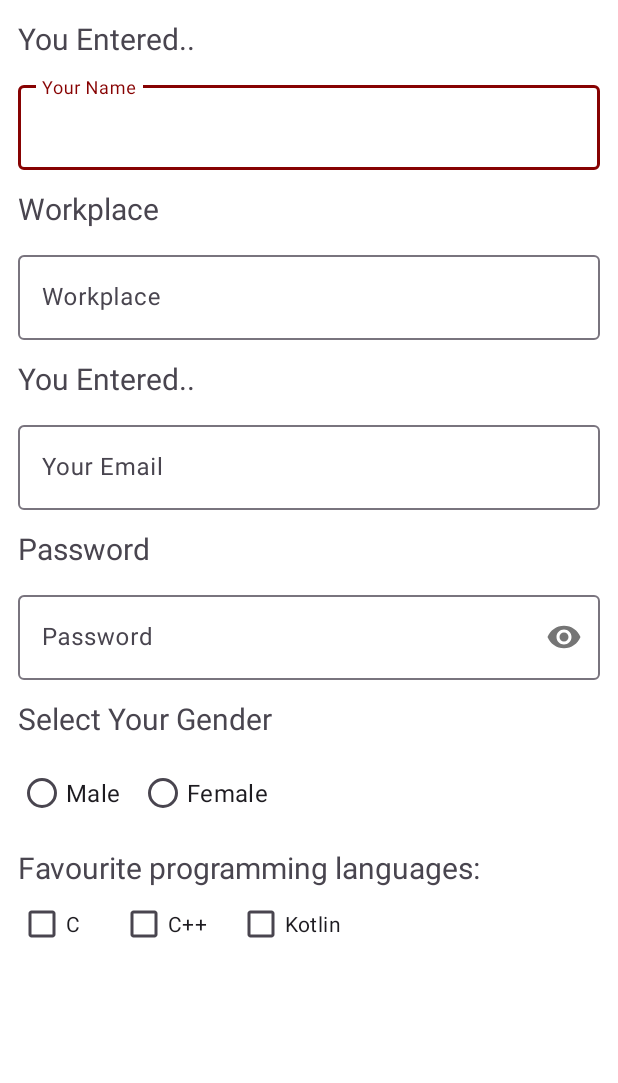
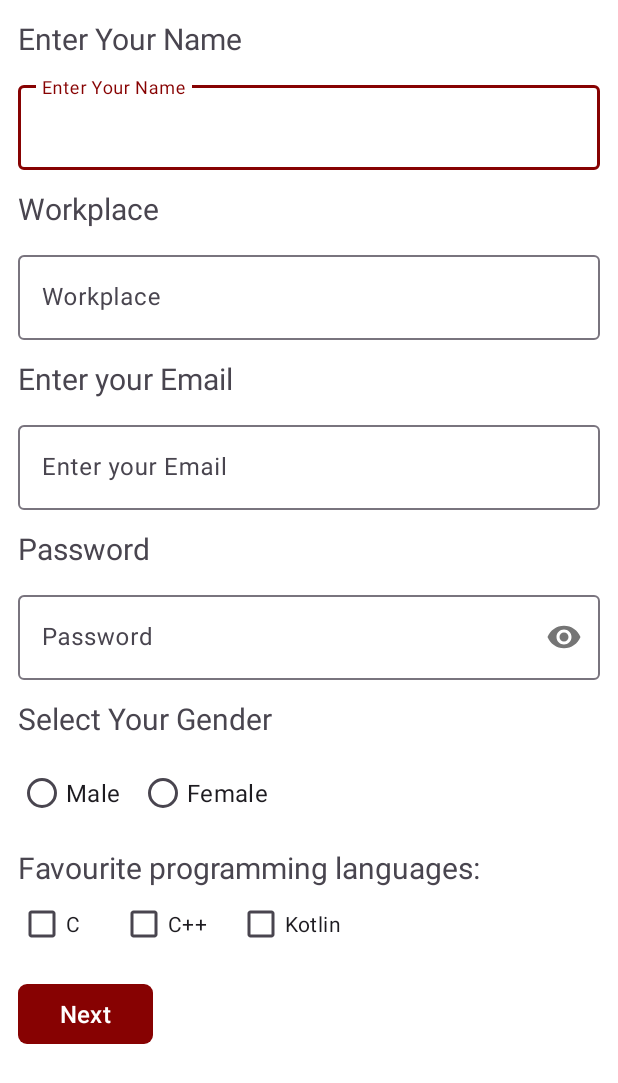
Before and after one commit to Tushukk31059/Android-10-12, an Android app: the layout activity_show_form.xml on its own in the app's theme, with its tools: preview values and no code run, on a phone screen of 412 x 824 dp. Shown: the top 1083 px of the screen. Run offline under Robolectric (Android 15) with nearby library versions, the phone set to English and light mode, and no system bars.

Commit message:
Implemented Email Pattern & Passed Radio and Checked Buttons Text

```diff
--- a/app/src/main/java/com/example/kotlinbasics/FormActivity.kt
+++ b/app/src/main/java/com/example/kotlinbasics/FormActivity.kt
@@ -2,6 +2,7 @@ package com.example.kotlinbasics
 
 import android.content.Intent
 import android.os.Bundle
+import android.util.Patterns
 import android.widget.Button
 import android.widget.CheckBox
 import android.widget.EditText
@@ -46,6 +47,7 @@ class FormActivity : AppCompatActivity() {
                 intent.putExtra("mail",eMail.text.toString().trim())
                 intent.putExtra("password",password.text.toString().trim())
                 intent.putExtra("gender",selectedGender)
+                intent.putStringArrayListExtra("listLanguages",listLanguages)
 
                 startActivity(intent)
             } else{
@@ -95,8 +97,8 @@ class FormActivity : AppCompatActivity() {
             workPlace.error = "Enter Workplace"
             value = false
         }
-        if(eMail.text.toString().trim().isEmpty()){
-            eMail.error = "Enter Email"
+        if(eMail.text.toString().trim().isEmpty() || !Patterns.EMAIL_ADDRESS.matcher(eMail.text.toString()).matches()){
+            eMail.error = "Enter Correct Email"
             value = false
         }
         if(password.text.toString().trim().isEmpty()){
--- a/app/src/main/res/layout/activity_show_form.xml
+++ b/app/src/main/res/layout/activity_show_form.xml
@@ -16,10 +16,9 @@
         android:layout_marginHorizontal="12dp">
 
         <TextView
-            android:id="@+id/tvName"
             android:layout_width="match_parent"
             android:layout_height="wrap_content"
-            android:text="You Entered.."
+            android:text="@string/enter_your_name"
             android:textSize="20sp" />
         <com.google.android.material.textfield.TextInputLayout
             android:layout_width="match_parent"
@@ -29,7 +28,7 @@
                 android:id="@+id/etName"
                 android:layout_width="match_parent"
                 android:layout_height="wrap_content"
-                android:hint="Your Name"
+                android:hint="@string/enter_your_name"
                 android:importantForAutofill="no"
                 android:inputType="text" />
         </com.google.android.material.textfield.TextInputLayout>
@@ -55,7 +54,7 @@
         <TextView
             android:layout_width="match_parent"
             android:layout_height="wrap_content"
-            android:text="You Entered.."
+            android:text="@string/enter_your_email"
             android:layout_marginTop="12dp"
             android:textSize="20sp" />
         <com.google.android.material.textfield.TextInputLayout
@@ -66,7 +65,7 @@
                 android:id="@+id/etMail"
                 android:layout_width="match_parent"
                 android:layout_height="wrap_content"
-                android:hint="Your Email"
+                android:hint="Enter your Email"
                 android:importantForAutofill="no"
                 android:inputType="textEmailAddress" />
         </com.google.android.material.textfield.TextInputLayout>
@@ -124,6 +123,7 @@
             android:layout_marginTop="12dp"
             android:text="Favourite programming languages:"/>
         <LinearLayout
+            android:id="@+id/checkboxLayout"
             android:layout_width="match_parent"
             android:layout_height="wrap_content"
             android:orientation="horizontal">
@@ -145,5 +145,15 @@
                 android:text="Kotlin"
                 android:layout_marginStart="20dp"/>
         </LinearLayout>
+        <com.google.android.material.button.MaterialButton
+            android:id="@+id/btnNext"
+            android:layout_width="wrap_content"
+            android:layout_height="wrap_content"
+            android:textSize="16sp"
+            app:cornerRadius="6dp"
+            android:paddingVertical="2dp"
+            android:paddingHorizontal="28dp"
+            android:layout_marginTop="12dp"
+            android:text="Next"/>
     </LinearLayout>
 </LinearLayout>
```
Also changed, not shown: app/src/main/java/com/example/kotlinbasics/ShowFormAct.kt (+44 -0 lines).
